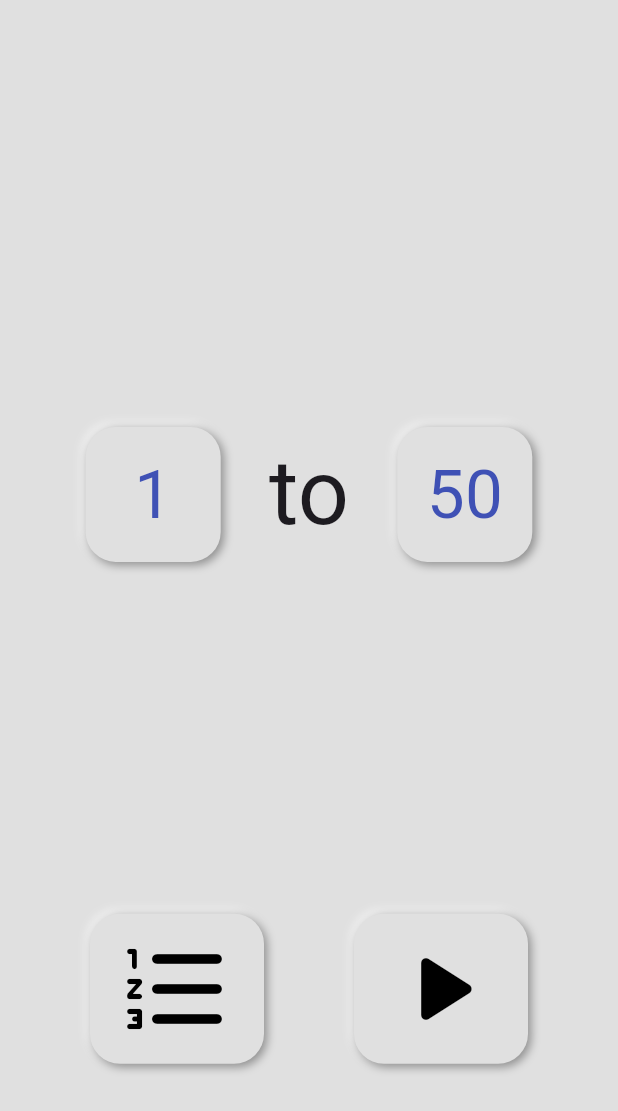
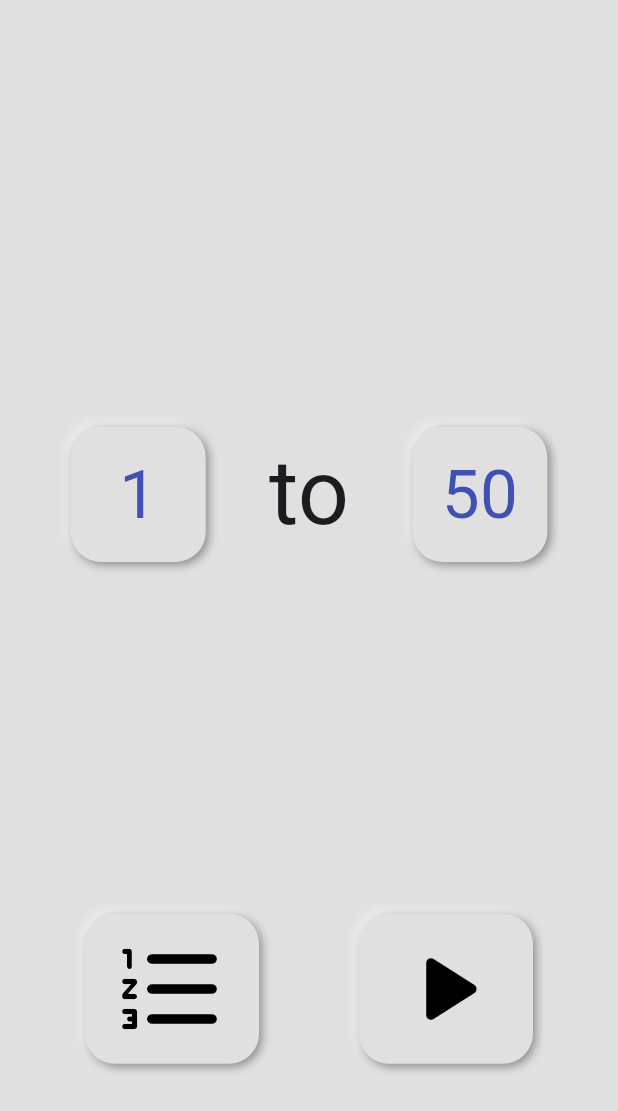
Before and after one commit to leejewon97/1to50, a Flutter app: the screen it shows after launch, on a phone screen of 412 x 824 dp. Shown: the top 1111 px of the screen. Run offline on Flutter 3.47's test engine with Material 3 defaults, Android fonts, the phone set to English and light mode, and no system bars; drawn by our look-alikes of auto_size_text; our stand-ins replace flutter_neumorphic_plus, shared_preferences; missing offline and left inert: soundpool.

Commit message:
record에 색상 설정 record_screen.dart   순위에 따라 indigoAccent, indigo, indigo[900] 설정 *_button_widget.dart   padding: symmetric(horizontal: 10) 설정
게임 종료 시 이름 작성할 수 있도록 할 것
앱 아이콘 다시 설정할 것
광고 삽입할 것

```diff
--- a/lib/widgets/buttons/custom_back_button_widget.dart
+++ b/lib/widgets/buttons/custom_back_button_widget.dart
@@ -9,7 +9,9 @@ class CustomBackButton extends StatelessWidget {
 
   @override
   Widget build(BuildContext context) {
-    return NeumorphicButton(
+    return Padding(
+      padding: const EdgeInsets.symmetric(horizontal: 10),
+      child: NeumorphicButton(
         onPressed: () {
           Navigator.pop(context);
         },
@@ -17,6 +19,7 @@ class CustomBackButton extends StatelessWidget {
         child: const ResponsiveButtonChild(
           icon: Icons.arrow_back_rounded,
         ),
+      ),
     );
   }
 }
--- a/lib/widgets/buttons/home_number_button_widget.dart
+++ b/lib/widgets/buttons/home_number_button_widget.dart
@@ -27,7 +27,9 @@ class _HomeNumberButtonState extends State<HomeNumberButton> {
 
   @override
   Widget build(BuildContext context) {
-    return ConstrainedBox(
+    return Padding(
+      padding: const EdgeInsets.symmetric(horizontal: 10),
+      child: ConstrainedBox(
         constraints: const BoxConstraints(
           maxHeight: 90,
         ),
@@ -56,6 +58,7 @@ class _HomeNumberButtonState extends State<HomeNumberButton> {
             );
           },
         ),
+      ),
     );
   }
 }
--- a/lib/widgets/buttons/play_button_widget.dart
+++ b/lib/widgets/buttons/play_button_widget.dart
@@ -14,7 +14,9 @@ class PlayButton extends StatelessWidget {
 
   @override
   Widget build(BuildContext context) {
-    return NeumorphicButton(
+    return Padding(
+      padding: const EdgeInsets.symmetric(horizontal: 10),
+      child: NeumorphicButton(
         onPressed: () {
           Navigator.push(
               context,
@@ -28,6 +30,7 @@ class PlayButton extends StatelessWidget {
         child: const ResponsiveButtonChild(
           icon: Icons.play_arrow_rounded,
         ),
+      ),
     );
   }
 }
--- a/lib/widgets/buttons/record_button_widget.dart
+++ b/lib/widgets/buttons/record_button_widget.dart
@@ -14,7 +14,9 @@ class RecordButton extends StatelessWidget {
 
   @override
   Widget build(BuildContext context) {
-    return NeumorphicButton(
+    return Padding(
+      padding: const EdgeInsets.symmetric(horizontal: 10),
+      child: NeumorphicButton(
         onPressed: () {
           Navigator.push(
               context,
@@ -28,6 +30,7 @@ class RecordButton extends StatelessWidget {
         child: const ResponsiveButtonChild(
           icon: Icons.format_list_numbered_rounded,
         ),
+      ),
     );
   }
 }
```
Also changed, not shown: lib/screens/record_screen.dart (+11 -2 lines), lib/widgets/buttons/pause_button_widget.dart (+8 -5 lines). Lines whose indentation alone changed are shown as unchanged.
